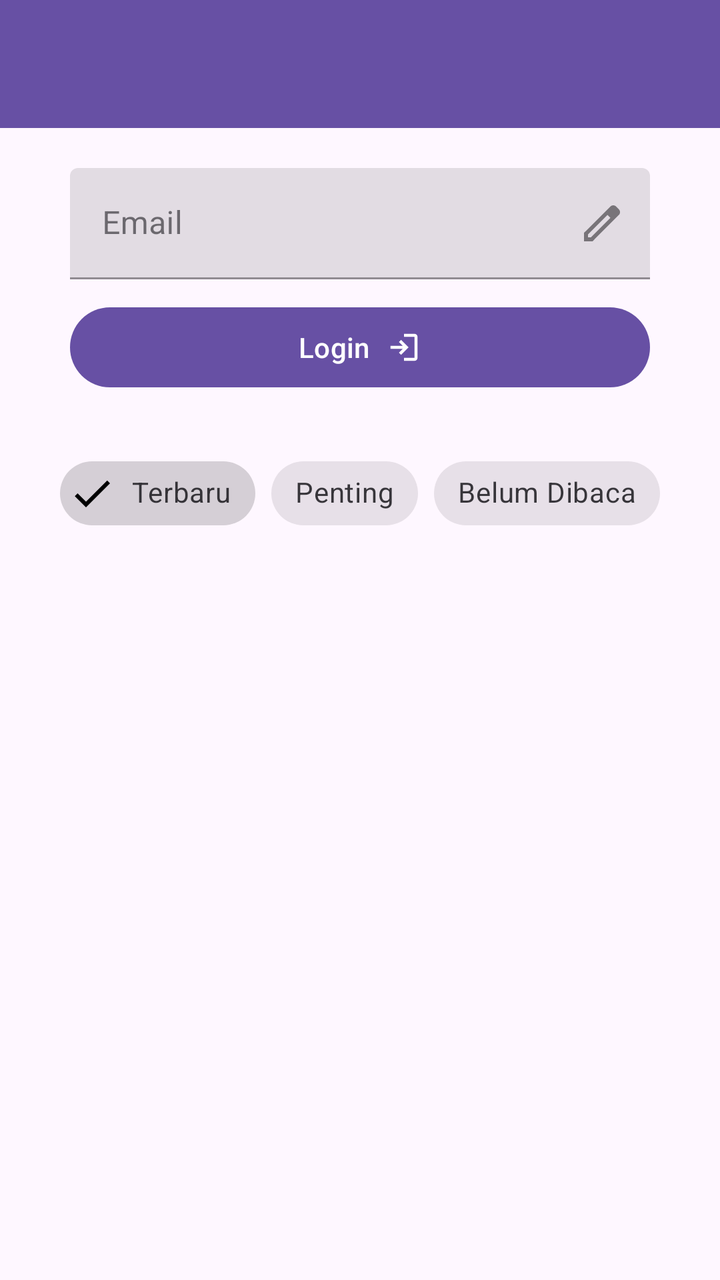
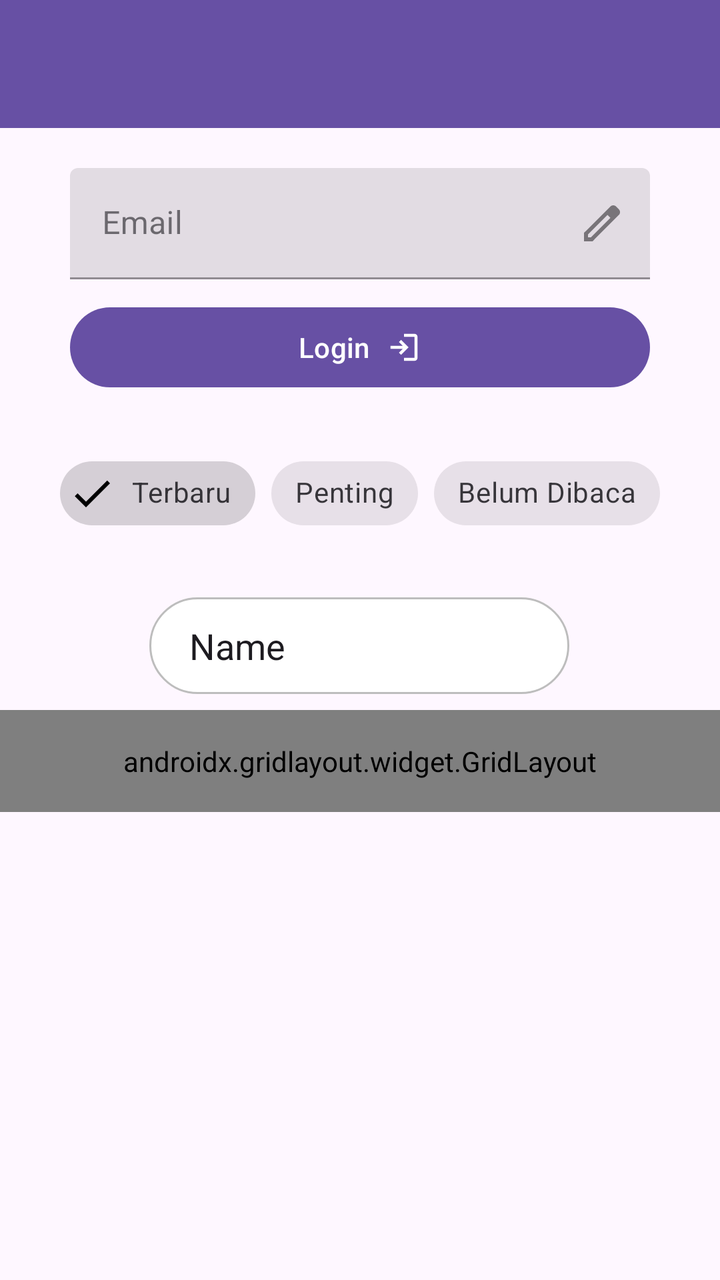

Screens rendered from an Android XML layout before and after an edit, with the pre-edit source and the edit as a unified diff.
<!-- AndroidManifest.xml: application theme Theme.PaniApps -->
<!-- res/layout/activity_ninth.xml -->
<?xml version="1.0" encoding="utf-8"?>
<androidx.constraintlayout.widget.ConstraintLayout xmlns:android="http://schemas.android.com/apk/res/android"
    xmlns:app="http://schemas.android.com/apk/res-auto"
    xmlns:tools="http://schemas.android.com/tools"
    android:id="@+id/main"
    android:layout_width="match_parent"
    android:layout_height="match_parent"
    tools:context=".pertemuan_9.NinthActivity">

    <androidx.appcompat.widget.Toolbar
        android:id="@+id/toolbar"
        android:layout_width="match_parent"
        android:layout_height="?attr/actionBarSize"
        android:background="?attr/colorPrimary"
        app:layout_constraintEnd_toEndOf="parent"
        app:layout_constraintStart_toStartOf="parent"
        app:layout_constraintTop_toTopOf="parent"
        app:layout_scrollFlags="scroll|enterAlways|snap"
        app:titleTextColor="@android:color/white" />

        <com.google.android.material.textfield.TextInputLayout
            android:id="@+id/textInputLayout"
            style="@style/Widget.MaterialComponents.TextInputLayout.FilledBox"
            android:layout_width="match_parent"
            android:layout_height="wrap_content"
            android:layout_marginHorizontal="35dp"
            android:layout_marginTop="20dp"
            android:hint="Email"
            app:endIconMode="custom"
            app:endIconDrawable="@drawable/ic_edit"
            app:layout_constraintEnd_toEndOf="parent"
            app:layout_constraintStart_toStartOf="parent"
            app:layout_constraintTop_toBottomOf="@+id/toolbar"
            app:prefixText="Rp."
            app:suffixText="Kg">

            <com.google.android.material.textfield.TextInputEditText
                android:id="@+id/etEmail"
                android:layout_width="match_parent"
                android:layout_height="wrap_content"
                android:inputType="textEmailAddress" />
        </com.google.android.material.textfield.TextInputLayout>

        <com.google.android.material.button.MaterialButton
            android:id="@+id/btnLogin"
            android:layout_width="match_parent"
            android:layout_height="wrap_content"
            android:layout_marginHorizontal="35dp"
            android:layout_marginTop="10dp"
            android:text="Login"
            app:icon="@drawable/ic_login"
            app:iconGravity="textEnd"
            app:layout_constraintEnd_toEndOf="parent"
            app:layout_constraintStart_toStartOf="parent"
            app:layout_constraintTop_toBottomOf="@+id/textInputLayout"
            app:rippleColor="@color/white"/>

        <com.google.android.material.chip.ChipGroup
            android:id="@+id/chipGroupFilter"
            android:layout_width="wrap_content"
            android:layout_height="wrap_content"
            android:layout_marginTop="25dp"
            app:layout_constraintEnd_toEndOf="parent"
            app:layout_constraintStart_toStartOf="parent"
            app:layout_constraintTop_toBottomOf="@+id/btnLogin"
            app:singleSelection="true">

            <com.google.android.material.chip.Chip
                android:id="@+id/chipTerbaru"
                style="@style/Widget.MaterialComponents.Chip.Filter"
                android:layout_width="wrap_content"
                android:layout_height="wrap_content"
                android:checked="true"
                android:text="Terbaru" />

            <com.google.android.material.chip.Chip
                android:id="@+id/chipPenting"
                style="@style/Widget.MaterialComponents.Chip.Filter"
                android:layout_width="wrap_content"
                android:layout_height="wrap_content"
                android:text="Penting" />

            <com.google.android.material.chip.Chip
                android:id="@+id/chipBelumDibaca"
                style="@style/Widget.MaterialComponents.Chip.Filter"
                android:layout_width="wrap_content"
                android:layout_height="wrap_content"
                android:text="Belum Dibaca" />

        </com.google.android.material.chip.ChipGroup>

</androidx.constraintlayout.widget.ConstraintLayout>
<!-- resources referenced by this layout -->
<resources>
  <color name="white">#FFFFFFFF</color>
  <!-- drawable ic_edit (drawable) -->
  <vector xmlns:android="http://schemas.android.com/apk/res/android" android:height="24dp" android:tint="#000000" android:viewportHeight="960" android:viewportWidth="960" android:width="24dp">
        
      <path android:fillColor="@android:color/white" android:pathData="M200,760L257,760L648,369L591,312L200,703L200,760ZM120,840L120,670L648,143Q660,132 674.5,126Q689,120 705,120Q721,120 736,126Q751,132 762,144L817,200Q829,211 834.5,226Q840,241 840,256Q840,272 834.5,286.5Q829,301 817,313L290,840L120,840ZM760,256L760,256L704,200L704,200L760,256ZM619,341L591,312L591,312L648,369L648,369L619,341Z"/>
      
  </vector>
  <!-- drawable ic_login (drawable) -->
  <vector xmlns:android="http://schemas.android.com/apk/res/android" android:autoMirrored="true" android:height="24dp" android:tint="#000000" android:viewportHeight="960" android:viewportWidth="960" android:width="24dp">
        
      <path android:fillColor="@android:color/white" android:pathData="M480,840L480,760L760,760Q760,760 760,760Q760,760 760,760L760,200Q760,200 760,200Q760,200 760,200L480,200L480,120L760,120Q793,120 816.5,143.5Q840,167 840,200L840,760Q840,793 816.5,816.5Q793,840 760,840L480,840ZM400,680L345,622L447,520L120,520L120,440L447,440L345,338L400,280L600,480L400,680Z"/>
      
  </vector>
  <style name="Theme.PaniApps" parent="Base.Theme.PaniApps" />
  <style name="Base.Theme.PaniApps" parent="Theme.Material3.DayNight.NoActionBar">
          
          
      </style>
</resources>

<!-- the commit's change to res/layout/activity_ninth.xml (unified diff, before → after) -->
@@ -89,4 +89,81 @@
 
         </com.google.android.material.chip.ChipGroup>
 
+    <EditText
+        android:id="@+id/editTextText"
+        android:layout_width="wrap_content"
+        android:layout_height="wrap_content"
+        android:layout_marginTop="28dp"
+        android:ems="10"
+        android:inputType="text"
+        android:text="Name"
+        android:background="@drawable/edit_text_background"
+        app:layout_constraintEnd_toEndOf="parent"
+        app:layout_constraintHorizontal_bias="0.497"
+        app:layout_constraintStart_toStartOf="parent"
+        app:layout_constraintTop_toBottomOf="@+id/chipGroupFilter" />
+
+    <androidx.gridlayout.widget.GridLayout
+        android:layout_width="match_parent"
+        android:layout_height="wrap_content"
+        android:layout_marginTop="8dp"
+        android:padding="16dp"
+        app:columnCount="3"
+        app:layout_constraintEnd_toEndOf="parent"
+        app:layout_constraintHorizontal_bias="0.0"
+        app:layout_constraintStart_toStartOf="parent"
+        app:layout_constraintTop_toBottomOf="@+id/editTextText"
+        app:useDefaultMargins="true">
+
+        <com.google.android.material.button.MaterialButton
+            android:text="Menu 1"
+            app:layout_columnWeight="1"
+            app:layout_gravity="fill_horizontal"
+            app:icon="@drawable/ic_home"
+            app:iconGravity="top"
+            app:iconSize="30px"/>
+
+
+        <com.google.android.material.button.MaterialButton
+            android:text="Menu 2"
+            app:layout_columnWeight="1"
+            app:layout_gravity="fill_horizontal"
+            app:icon="@drawable/ic_home"
+            app:iconGravity="top"
+            app:iconSize="30px"/>
+
+        <com.google.android.material.button.MaterialButton
+            android:text="Menu 3"
+            app:layout_columnWeight="1"
+            app:layout_gravity="fill_horizontal"
+            app:icon="@drawable/ic_home"
+            app:iconGravity="top"
+            app:iconSize="30px"/>
+
+        <com.google.android.material.button.MaterialButton
+            android:text="Menu 4"
+            app:layout_columnWeight="1"
+            app:layout_gravity="fill_horizontal"
+            app:icon="@drawable/ic_home"
+            app:iconGravity="top"
+            app:iconSize="30px"/>
+
+        <com.google.android.material.button.MaterialButton
+            android:text="Menu 5"
+            app:layout_columnWeight="1"
+            app:layout_gravity="fill_horizontal"
+            app:icon="@drawable/ic_home"
+            app:iconGravity="top"
+            app:iconSize="30px"/>
+
+        <com.google.android.material.button.MaterialButton
+            android:text="Menu 6"
+            app:layout_columnWeight="1"
+            app:layout_gravity="fill_horizontal"
+            app:icon="@drawable/ic_home"
+            app:iconGravity="top"
+            app:iconSize="30px"/>
+    </androidx.gridlayout.widget.GridLayout>
+
+
 </androidx.constraintlayout.widget.ConstraintLayout>
<!-- resource entries referenced after the edit -->
@@ -1,10 +1,39 @@
 <!-- resources referenced by this layout -->
 <resources>
   <color name="white">#FFFFFFFF</color>
+  <!-- drawable edit_text_background (drawable) -->
+  <?xml version="1.0" encoding="utf-8"?>
+  <shape xmlns:android="http://schemas.android.com/apk/res/android"
+      android:shape="rectangle">
+  
+      
+      <solid android:color="#FFFFFF" />
+  
+      
+      <stroke
+          android:width="1dp"
+          android:color="#BDBDBD" />
+  
+      
+      <corners android:radius="30sp" />
+  
+      
+      <padding
+          android:left="20dp"
+          android:top="12dp"
+          android:right="12dp"
+          android:bottom="12dp" />
+  </shape>
   <!-- drawable ic_edit (drawable) -->
   <vector xmlns:android="http://schemas.android.com/apk/res/android" android:height="24dp" android:tint="#000000" android:viewportHeight="960" android:viewportWidth="960" android:width="24dp">
         
       <path android:fillColor="@android:color/white" android:pathData="M200,760L257,760L648,369L591,312L200,703L200,760ZM120,840L120,670L648,143Q660,132 674.5,126Q689,120 705,120Q721,120 736,126Q751,132 762,144L817,200Q829,211 834.5,226Q840,241 840,256Q840,272 834.5,286.5Q829,301 817,313L290,840L120,840ZM760,256L760,256L704,200L704,200L760,256ZM619,341L591,312L591,312L648,369L648,369L619,341Z"/>
+      
+  </vector>
+  <!-- drawable ic_home (drawable) -->
+  <vector xmlns:android="http://schemas.android.com/apk/res/android" android:height="24dp" android:tint="#000000" android:viewportHeight="960" android:viewportWidth="960" android:width="24dp">
+        
+      <path android:fillColor="@android:color/white" android:pathData="M183.5,776.5Q160,753 160,720Q160,687 183.5,663.5Q207,640 240,640Q273,640 296.5,663.5Q320,687 320,720Q320,753 296.5,776.5Q273,800 240,800Q207,800 183.5,776.5ZM423.5,776.5Q400,753 400,720Q400,687 423.5,663.5Q447,640 480,640Q513,640 536.5,663.5Q560,687 560,720Q560,753 536.5,776.5Q513,800 480,800Q447,800 423.5,776.5ZM663.5,776.5Q640,753 640,720Q640,687 663.5,663.5Q687,640 720,640Q753,640 776.5,663.5Q800,687 800,720Q800,753 776.5,776.5Q753,800 720,800Q687,800 663.5,776.5ZM183.5,536.5Q160,513 160,480Q160,447 183.5,423.5Q207,400 240,400Q273,400 296.5,423.5Q320,447 320,480Q320,513 296.5,536.5Q273,560 240,560Q207,560 183.5,536.5ZM423.5,536.5Q400,513 400,480Q400,447 423.5,423.5Q447,400 480,400Q513,400 536.5,423.5Q560,447 560,480Q560,513 536.5,536.5Q513,560 480,560Q447,560 423.5,536.5ZM663.5,536.5Q640,513 640,480Q640,447 663.5,423.5Q687,400 720,400Q753,400 776.5,423.5Q800,447 800,480Q800,513 776.5,536.5Q753,560 720,560Q687,560 663.5,536.5ZM183.5,296.5Q160,273 160,240Q160,207 183.5,183.5Q207,160 240,160Q273,160 296.5,183.5Q320,207 320,240Q320,273 296.5,296.5Q273,320 240,320Q207,320 183.5,296.5ZM423.5,296.5Q400,273 400,240Q400,207 423.5,183.5Q447,160 480,160Q513,160 536.5,183.5Q560,207 560,240Q560,273 536.5,296.5Q513,320 480,320Q447,320 423.5,296.5ZM663.5,296.5Q640,273 640,240Q640,207 663.5,183.5Q687,160 720,160Q753,160 776.5,183.5Q800,207 800,240Q800,273 776.5,296.5Q753,320 720,320Q687,320 663.5,296.5Z"/>
       
   </vector>
   <!-- drawable ic_login (drawable) -->
